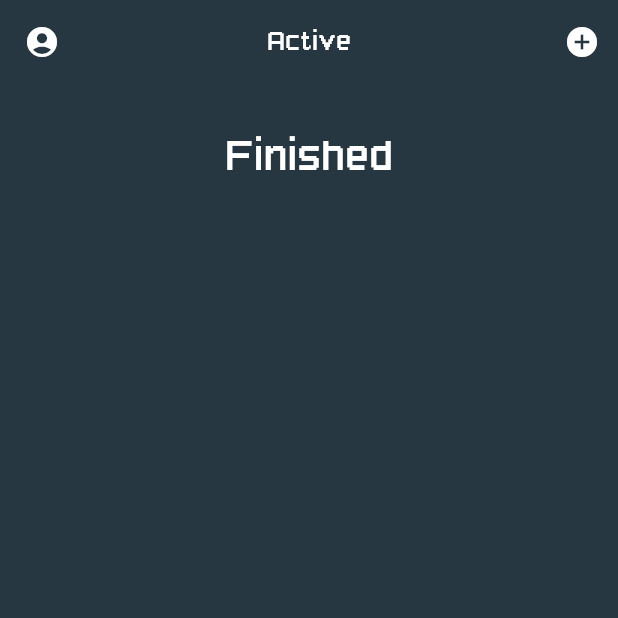
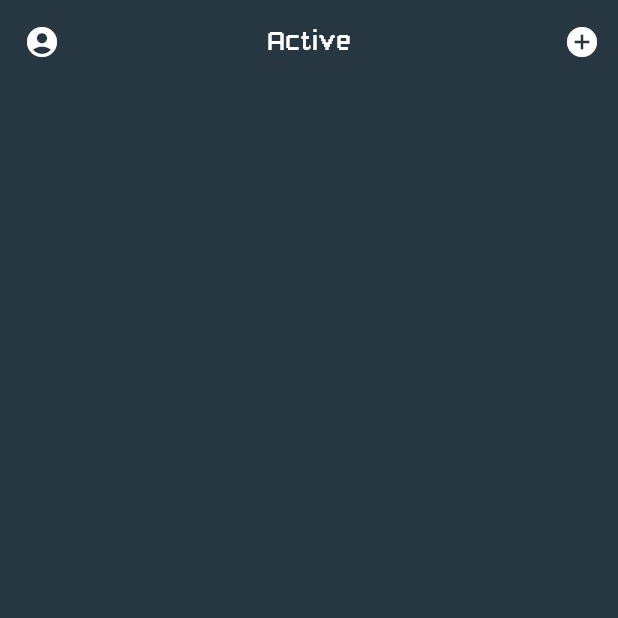
Before and after one commit to vladzaba/CryptoFunding, a Flutter app: the HomePage screen opened by its route, on a phone screen of 412 x 824 dp, the top half of it. Run offline on Flutter 3.47's test engine with Material 2 defaults, Android fonts, the phone set to English and light mode, and no system bars; our stand-ins replace another_flushbar, cached_network_image, cloud_firestore, firebase_auth, firebase_core, firebase_storage and 7 more; accounts and stored records are empty.

Commit message:
Update home_page.dart

```diff
--- a/lib/pages/home_page.dart
+++ b/lib/pages/home_page.dart
@@ -61,10 +61,12 @@ class HomePage extends StatelessWidget {
                         const SizedBox(
                           height: 25,
                         ),
-                        FundingsListBuilder(
-                          fundingsList: finishedList,
-                          title: 'Finished',
-                        ),
+                        finishedList.isNotEmpty
+                            ? FundingsListBuilder(
+                                fundingsList: finishedList,
+                                title: 'Finished',
+                              )
+                            : const SizedBox.shrink(),
                       ],
                     ),
             ),
```
